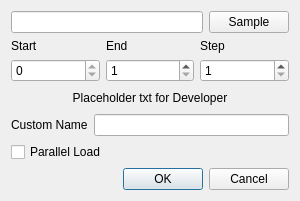
Old version of the form mantidimaging/gui/ui/load_dialog.ui in the repository mantidproject/mantidimaging.
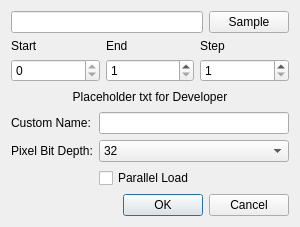
New version of the form.

Commit message:
Add calculator data type selector to load dialog
Re #91

The edit to the form file:
```diff
--- a/mantidimaging/gui/ui/load_dialog.ui
+++ b/mantidimaging/gui/ui/load_dialog.ui
@@ -7,7 +7,7 @@
     <x>0</x>
     <y>0</y>
     <width>300</width>
-    <height>201</height>
+    <height>227</height>
    </rect>
   </property>
   <property name="windowTitle">
@@ -112,30 +112,67 @@
     </widget>
    </item>
    <item>
-    <layout class="QHBoxLayout" name="horizontalLayout_3">
-     <item>
+    <layout class="QGridLayout" name="gridLayout">
+     <item row="0" column="0">
       <widget class="QLabel" name="label_4">
        <property name="text">
-        <string>Custom Name</string>
+        <string>Custom Name:</string>
        </property>
       </widget>
      </item>
-     <item>
+     <item row="0" column="1">
       <widget class="QLineEdit" name="stackName">
        <property name="toolTip">
         <string>&lt;html&gt;&lt;head/&gt;&lt;body&gt;&lt;p&gt;Set custom name that will be used as the stack's name. If not provided the folder name will be used.&lt;/p&gt;&lt;/body&gt;&lt;/html&gt;</string>
        </property>
       </widget>
      </item>
+     <item row="2" column="1">
+      <widget class="QCheckBox" name="parallelLoad">
+       <property name="text">
+        <string>Parallel Load</string>
+       </property>
+      </widget>
+     </item>
+     <item row="1" column="0">
+      <widget class="QLabel" name="label_5">
+       <property name="text">
+        <string>Pixel Bit Depth:</string>
+       </property>
+      </widget>
+     </item>
+     <item row="1" column="1">
+      <widget class="QComboBox" name="pixelBitDepth">
+       <property name="editable">
+        <bool>false</bool>
+       </property>
+       <property name="currentIndex">
+        <number>2</number>
+       </property>
+       <item>
+        <property name="text">
+         <string>8</string>
+        </property>
+       </item>
+       <item>
+        <property name="text">
+         <string>16</string>
+        </property>
+       </item>
+       <item>
+        <property name="text">
+         <string>32</string>
+        </property>
+       </item>
+       <item>
+        <property name="text">
+         <string>64</string>
+        </property>
+       </item>
+      </widget>
+     </item>
     </layout>
    </item>
-   <item>
-    <widget class="QCheckBox" name="parallelLoad">
-     <property name="text">
-      <string>Parallel Load</string>
-     </property>
-    </widget>
-   </item>
    <item>
     <widget class="QDialogButtonBox" name="buttonBox">
      <property name="orientation">
```
The commit also changes 1 other file.
